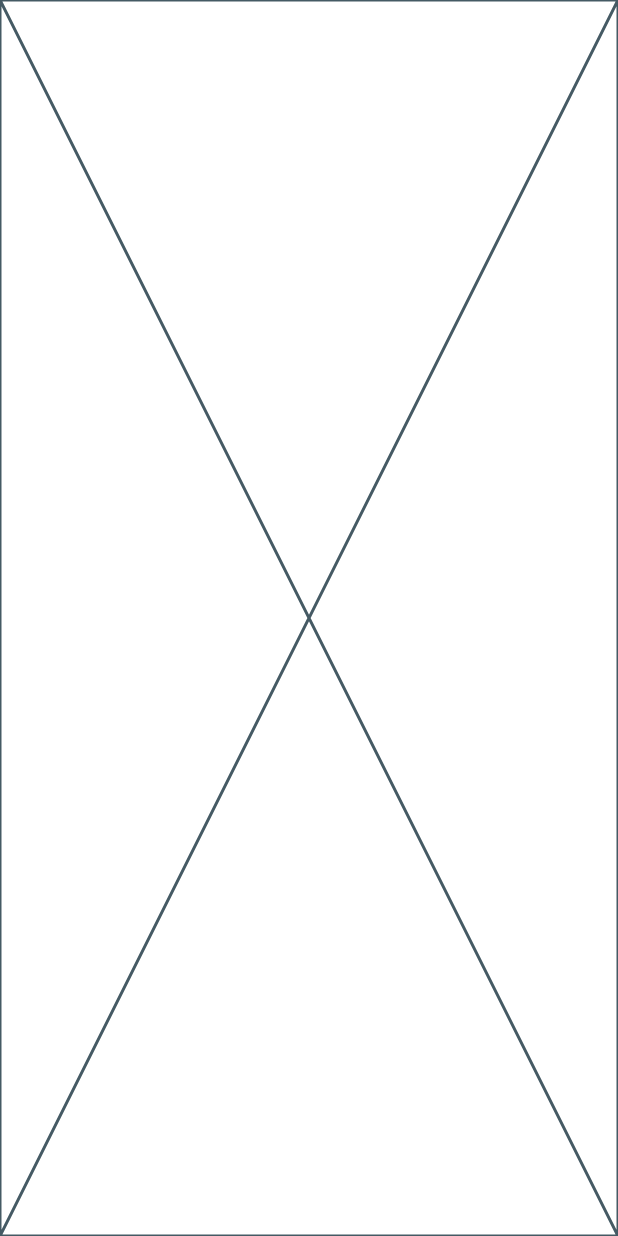
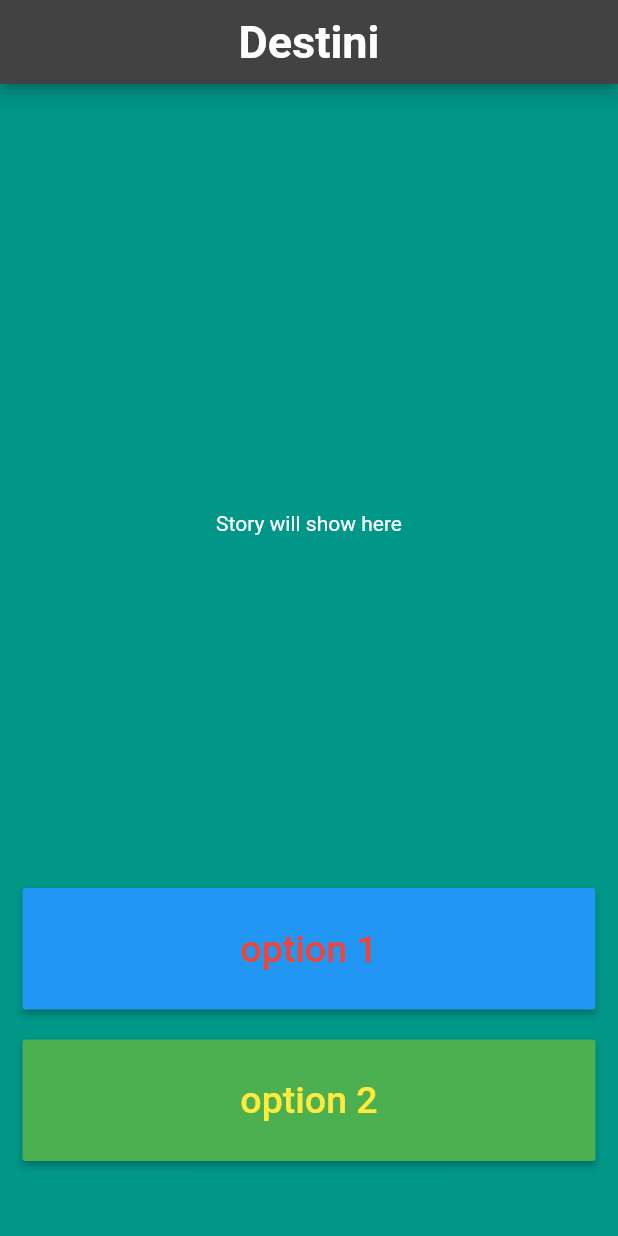
Before and after one commit to Meruem243/destini, a Flutter app: the screen it shows after launch, on a phone screen of 412 x 824 dp. Run offline on Flutter 3.47's test engine with Material 2 defaults, Android fonts, the phone set to English and light mode, and no system bars.

```diff
--- a/lib/main.dart
+++ b/lib/main.dart
@@ -9,6 +9,76 @@ class Destini extends StatelessWidget {
 
   @override
   Widget build(BuildContext context) {
-    return const Placeholder();
+    return MaterialApp(
+      theme: ThemeData.dark(),
+      home: Scaffold(
+        appBar: AppBar(
+          title: const Text('Destini'),
+          titleTextStyle: const TextStyle(
+            color: Colors.white,
+            fontWeight: FontWeight.bold,
+            fontSize: 30.0,
+          ),
+          centerTitle: true,
+        ),
+        backgroundColor: Colors.teal,
+        body: const DestiniBody(),
+      ),
+    );
   }
 }
+
+class DestiniBody extends StatefulWidget {
+  const DestiniBody({super.key});
+
+  @override
+  State<DestiniBody> createState() => _DestiniBodyState();
+}
+
+class _DestiniBodyState extends State<DestiniBody> {
+  @override
+  Widget build(BuildContext context) {
+    return Container(
+      padding: const EdgeInsets.symmetric(vertical: 50.0, horizontal: 15.0),
+      constraints: const BoxConstraints.expand(),
+      child: SafeArea(
+        child: Column(
+          crossAxisAlignment: CrossAxisAlignment.stretch,
+          children: <Widget>[
+            const Expanded(
+              flex: 6,
+              child: Center(
+                child: Text('Story will show here'),
+              ),
+            ),
+            Expanded(
+              flex: 1,
+              child: MaterialButton(
+                onPressed: () {},
+                color: Colors.blue,
+                child: const Text(
+                  'option 1',
+                  style: TextStyle(fontSize: 25.0, color: Colors.red),
+                ),
+              ),
+            ),
+            const SizedBox(
+              height: 20,
+            ),
+            Expanded(
+              flex: 1,
+              child: MaterialButton(
+                onPressed: () {},
+                color: Colors.green,
+                child: const Text(
+                  'option 2',
+                  style: TextStyle(fontSize: 25.0, color: Colors.yellow),
+                ),
+              ),
+            )
+          ],
+        ),
+      ),
+    );
+  }
+}
--- /dev/null
+++ b/lib/story.dart
@@ -0,0 +1,7 @@
+class Story {
+  String storyLine = 'NULL';
+  String opt1 = 'NULL';
+  String opt2 = 'NULL';
+
+  Story({required this.storyLine, required this.opt1, required this.opt2});
+}
```
Also changed, not shown: lib/story_brain.dart (added, +35 -0 lines), 1 other file.
